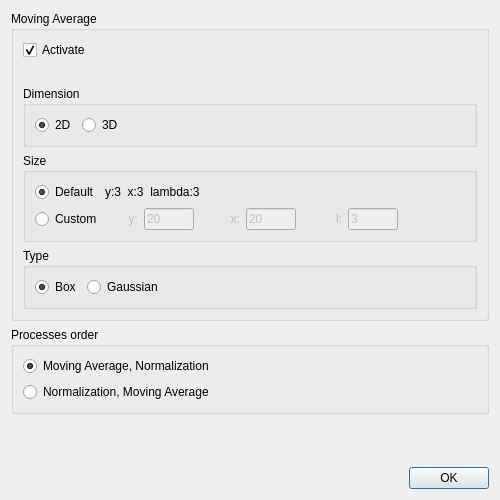
Above: ibeatles/ui/ui_reduction_settings.ui from ornlneutronimaging/iBeatles before the change. Below: the same form after it.
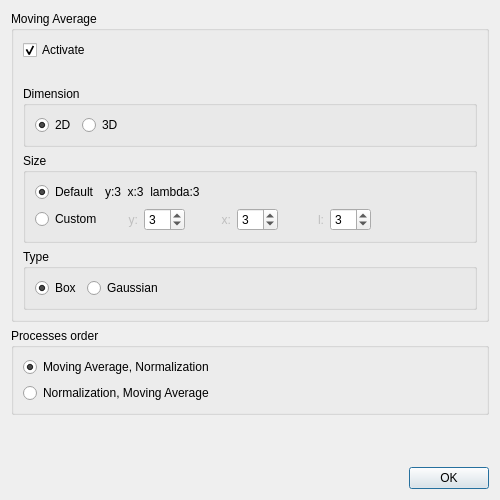
That is the form after the change.

Commit message: replace textedit into spinboxes. this refs #115

What changed in the file:
```diff
--- a/ibeatles/ui/ui_reduction_settings.ui
+++ b/ibeatles/ui/ui_reduction_settings.ui
@@ -192,24 +192,12 @@
               </widget>
              </item>
              <item>
-              <widget class="QLineEdit" name="kernel_size_custom_y_lineEdit">
-               <property name="enabled">
-                <bool>false</bool>
+              <widget class="QSpinBox" name="kernel_size_custom_y_spinBox">
+               <property name="minimum">
+                <number>1</number>
                </property>
-               <property name="minimumSize">
-                <size>
-                 <width>50</width>
-                 <height>0</height>
-                </size>
-               </property>
-               <property name="maximumSize">
-                <size>
-                 <width>50</width>
-                 <height>16777215</height>
-                </size>
-               </property>
-               <property name="text">
-                <string>20</string>
+               <property name="value">
+                <number>3</number>
                </property>
               </widget>
              </item>
@@ -239,24 +227,12 @@
               </widget>
              </item>
              <item>
-              <widget class="QLineEdit" name="kernel_size_custom_x_lineEdit">
-               <property name="enabled">
-                <bool>false</bool>
+              <widget class="QSpinBox" name="kernel_size_custom_x_spinBox">
+               <property name="minimum">
+                <number>1</number>
                </property>
-               <property name="minimumSize">
-                <size>
-                 <width>50</width>
-                 <height>0</height>
-                </size>
-               </property>
-               <property name="maximumSize">
-                <size>
-                 <width>50</width>
-                 <height>16777215</height>
-                </size>
-               </property>
-               <property name="text">
-                <string>20</string>
+               <property name="value">
+                <number>3</number>
                </property>
               </widget>
              </item>
@@ -286,24 +262,12 @@
               </widget>
              </item>
              <item>
-              <widget class="QLineEdit" name="kernel_size_custom_lambda_lineEdit">
-               <property name="enabled">
-                <bool>false</bool>
+              <widget class="QSpinBox" name="kernel_size_custom_lambda_spinBox">
+               <property name="minimum">
+                <number>1</number>
                </property>
-               <property name="minimumSize">
-                <size>
-                 <width>50</width>
-                 <height>0</height>
-                </size>
-               </property>
-               <property name="maximumSize">
-                <size>
-                 <width>50</width>
-                 <height>16777215</height>
-                </size>
-               </property>
-               <property name="text">
-                <string>3</string>
+               <property name="value">
+                <number>3</number>
                </property>
               </widget>
              </item>
```
The commit also changes 1 other file.
